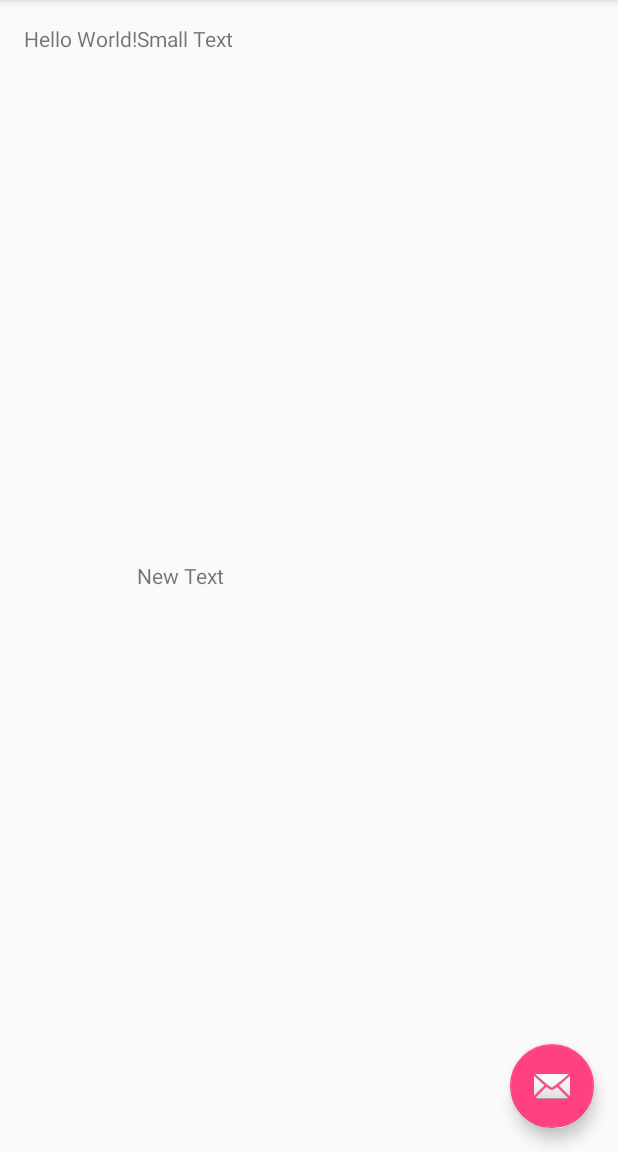
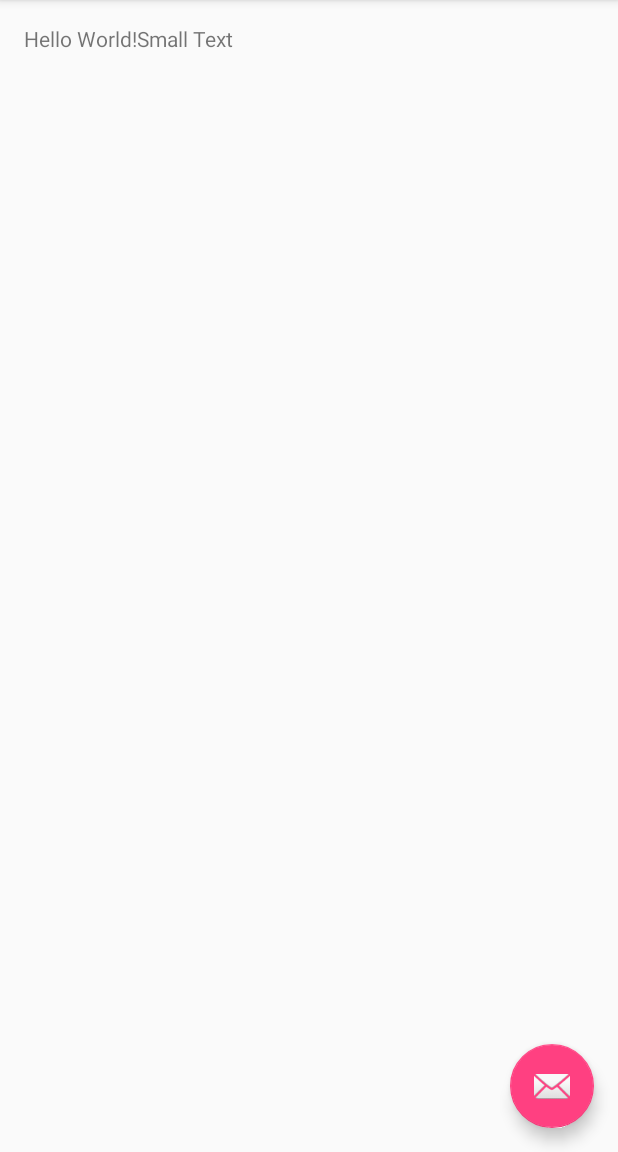
Before and after one commit to zhz159/testp2, an Android app: the screen it shows after launch (MainActivity), on a phone screen of 412 x 824 dp, the part 84-1236 px from its top. Run offline under Robolectric (Android 15) with nearby library versions, the phone set to English and light mode, and no system bars.

Commit message:
Revert "newer"
This reverts commit 78e7879fe3d87eaf1f3994b7957f77cf48b8a9b5.

t

q

```diff
--- a/app/src/main/res/layout/content_main.xml
+++ b/app/src/main/res/layout/content_main.xml
@@ -25,13 +25,4 @@
         android:text="Small Text"
         android:id="@+id/textView"
         android:layout_toRightOf="@+id/textView2" />
-
-    <TextView
-        android:layout_width="wrap_content"
-        android:layout_height="wrap_content"
-        android:text="New Text"
-        android:id="@+id/textView3"
-        android:layout_centerVertical="true"
-        android:layout_toRightOf="@+id/textView2"
-        android:layout_toEndOf="@+id/textView2" />
 </RelativeLayout>
```
